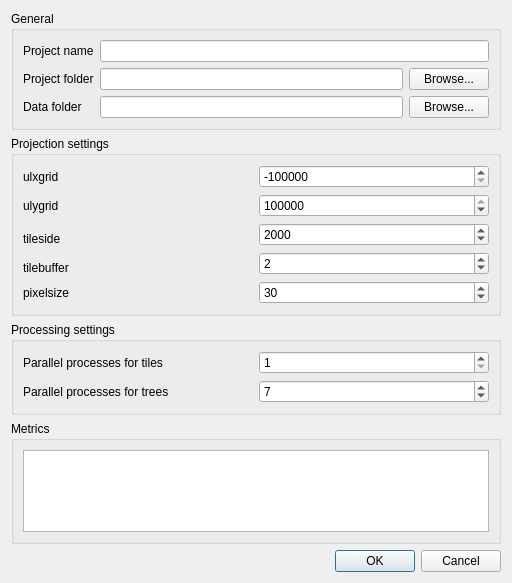
Before: the Qt Designer form umdprojectdialogbase.ui in nextgis/UMD_GLAD, drawn with Qt 5.
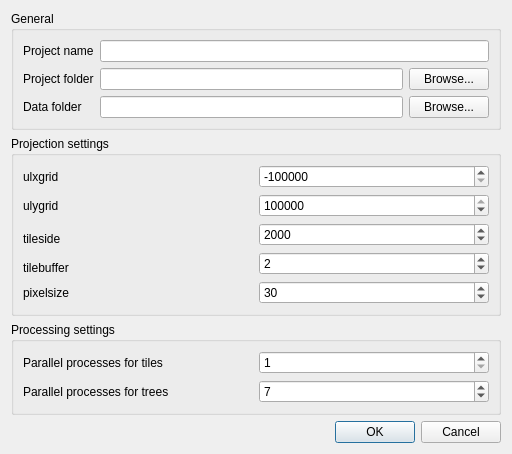
After: the same form once the commit is applied. Custom widgets are drawn as their Qt base class.

What changed in the file:
```diff
--- a/umdprojectdialogbase.ui
+++ b/umdprojectdialogbase.ui
@@ -7,7 +7,7 @@
     <x>0</x>
     <y>0</y>
     <width>512</width>
-    <height>583</height>
+    <height>441</height>
    </rect>
   </property>
   <property name="windowTitle">
@@ -222,25 +222,6 @@
      </layout>
     </widget>
    </item>
-   <item>
-    <widget class="QgsCollapsibleGroupBox" name="gbMetrics">
-     <property name="title">
-      <string>Metrics</string>
-     </property>
-     <layout class="QGridLayout" name="gridLayout_5">
-      <item row="0" column="0">
-       <widget class="QTreeView" name="treeMetrics">
-        <property name="editTriggers">
-         <set>QAbstractItemView::NoEditTriggers</set>
-        </property>
-        <property name="alternatingRowColors">
-         <bool>true</bool>
-        </property>
-       </widget>
-      </item>
-     </layout>
-    </widget>
-   </item>
    <item>
     <widget class="QDialogButtonBox" name="buttonBox">
      <property name="orientation">
```
